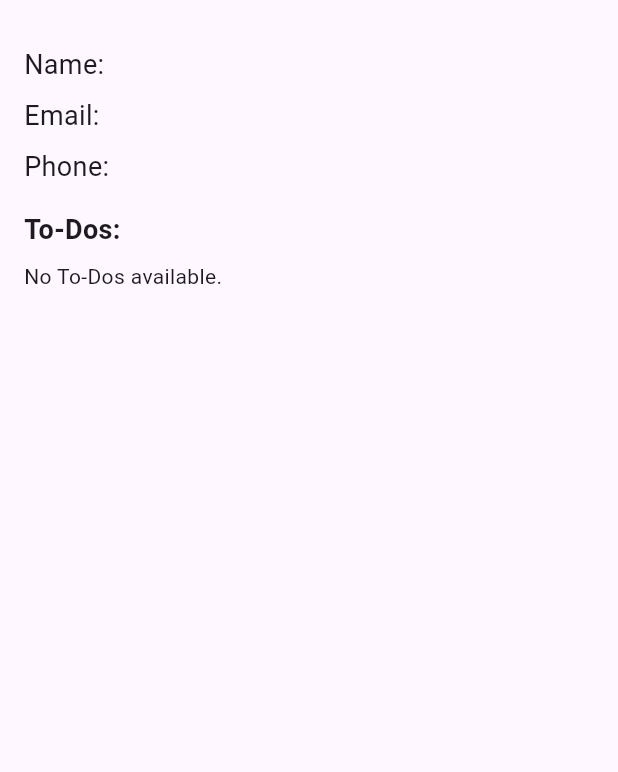
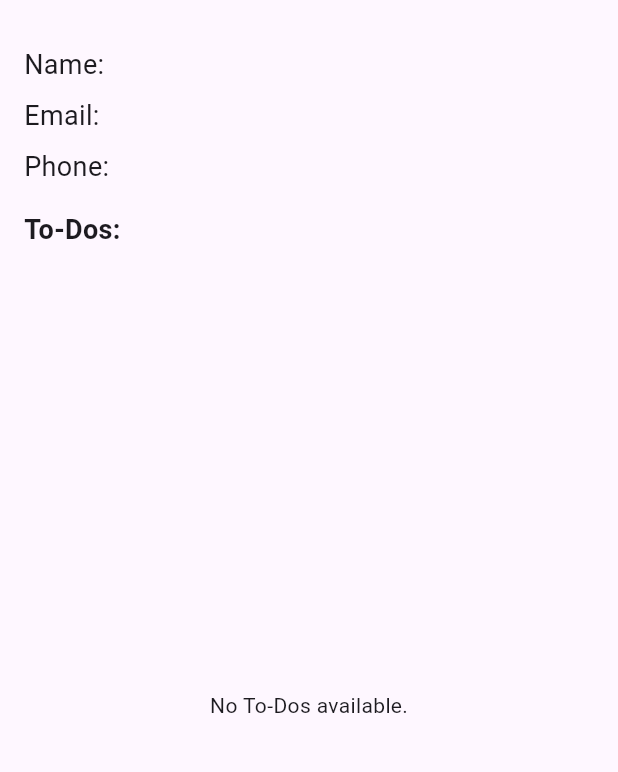
Before and after one commit to ajutheman/whatsappwebconect, a Flutter app: the UserDetailsScreen screen opened directly with empty values, on a phone screen of 412 x 824 dp, the part 63-835 px from its top. Run offline on Flutter 3.47's test engine with Material 3 defaults, Android fonts, the phone set to English and light mode, and no system bars; our stand-ins replace geolocator, permission_handler, shared_preferences; accounts and stored records are empty; network calls fail.

Commit message:
scrole funition make fixed

```diff
--- a/lib/main.dart
+++ b/lib/main.dart
@@ -74,9 +74,6 @@
 // //     );
 // //   }
 // // }
-
-
-
 
 // import 'package:flutter/material.dart';
 // import 'dart:convert'; // For JSON encoding
@@ -168,7 +165,6 @@
 //     );
 //   }
 // }
-
 
 // import 'package:flutter/material.dart';
 // import 'package:shared_preferences/shared_preferences.dart';
@@ -390,8 +386,6 @@
 //   }
 // }
 
-
-
 import 'package:flutter/material.dart';
 import 'package:shared_preferences/shared_preferences.dart';
 import 'dart:convert';
@@ -473,7 +467,6 @@ class _HomeScreenState extends State<HomeScreen> {
       setState(() {
         _currentPosition = position;
       });
-
     } catch (e) {
       print("Error fetching location: $e");
     }
@@ -481,7 +474,8 @@ class _HomeScreenState extends State<HomeScreen> {
 
   Future<void> fetchUsers() async {
     try {
-      final response = await http.get(Uri.parse('https://jsonplaceholder.typicode.com/users'));
+      final response = await http
+          .get(Uri.parse('https://jsonplaceholder.typicode.com/users'));
 
       if (response.statusCode == 200) {
         final List<dynamic> onlineUsers = jsonDecode(response.body);
@@ -489,10 +483,15 @@ class _HomeScreenState extends State<HomeScreen> {
         setState(() {
           users = onlineUsers.map((user) {
             return {
+              'id': user['id'],
               'name': user['name'],
               'email': user['email'],
-              'latitude': double.tryParse(user['address']['geo']['lat'].toString()) ?? 0.0,
-              'longitude': double.tryParse(user['address']['geo']['lng'].toString()) ?? 0.0,
+              'latitude':
+                  double.tryParse(user['address']['geo']['lat'].toString()) ??
+                      0.0,
+              'longitude':
+                  double.tryParse(user['address']['geo']['lng'].toString()) ??
+                      0.0,
               'phone': user['phone'],
             };
           }).toList();
@@ -541,16 +540,16 @@ class _HomeScreenState extends State<HomeScreen> {
               itemCount: users.length,
               itemBuilder: (context, index) {
                 final user = users[index];
-                double distance = _calculateDistance(user['latitude'], user['longitude']);
+                double distance =
+                    _calculateDistance(user['latitude'], user['longitude']);
                 return Card(
                   child: ListTile(
                     title: Text(user['name']),
                     subtitle: Text(user['email']),
                     trailing: Text(
-                      '${user['latitude']}, ${user['longitude']} \nDistance: ${distance.toStringAsFixed(2)} m'
-                    ),
+                        '${user['latitude']}, ${user['longitude']} \nDistance: ${distance.toStringAsFixed(2)} m'),
                     onTap: () async {
-                      final todos = await fetchTodos(user['name']);
+                      final todos = await fetchTodos(user['id']);
                       Navigator.push(
                         context,
                         MaterialPageRoute(
@@ -568,13 +567,15 @@ class _HomeScreenState extends State<HomeScreen> {
     );
   }
 
-  Future<List<Map<String, dynamic>>> fetchTodos(String userName) async {
+  // Fetch to-dos based on user ID
+  Future<List<Map<String, dynamic>>> fetchTodos(int userId) async {
     try {
-      final response = await http.get(Uri.parse('https://jsonplaceholder.typicode.com/todos'));
+      final response = await http
+          .get(Uri.parse('https://jsonplaceholder.typicode.com/todos'));
       if (response.statusCode == 200) {
         final List<dynamic> todos = jsonDecode(response.body);
         final filteredTodos = todos.where((todo) {
-          return todo['title'].contains(userName);
+          return todo['userId'] == userId; // Filter by userId
         }).toList();
 
         return filteredTodos.map((todo) {
@@ -591,11 +592,61 @@ class _HomeScreenState extends State<HomeScreen> {
   }
 }
 
+// class UserDetailsScreen extends StatelessWidget {
+//   final Map<String, dynamic> user;
+//   final List<Map<String, dynamic>> todos;
+
+//   const UserDetailsScreen({Key? key, required this.user, required this.todos}) : super(key: key);
+
+//   @override
+//   Widget build(BuildContext context) {
+//     return Scaffold(
+//       appBar: AppBar(
+//         title: const Text('User Details'),
+//       ),
+//       body: Padding(
+//         padding: const EdgeInsets.all(16.0),
+//         child: Column(
+//           crossAxisAlignment: CrossAxisAlignment.start,
+//           children: [
+//             Text('Name: ${user['name']}', style: const TextStyle(fontSize: 18)),
+//             const SizedBox(height: 8),
+//             Text('Email: ${user['email']}', style: const TextStyle(fontSize: 18)),
+//             const SizedBox(height: 8),
+//             Text('Phone: ${user['phone']}', style: const TextStyle(fontSize: 18)),
+//             const SizedBox(height: 16),
+//             const Text('To-Dos:', style: TextStyle(fontSize: 18, fontWeight: FontWeight.bold)),
+//             const SizedBox(height: 8),
+//             if (todos.isEmpty)
+//               const Text('No To-Dos available.')
+//             else
+//               ListView.builder(
+//                 shrinkWrap: true,
+//                 itemCount: todos.length,
+//                 itemBuilder: (context, index) {
+//                   final todo = todos[index];
+//                   return ListTile(
+//                     title: Text(todo['title']),
+//                     trailing: Icon(
+//                       todo['completed'] ? Icons.check_box : Icons.check_box_outline_blank,
+//                       color: todo['completed'] ? Colors.green : Colors.red,
+//                     ),
+//                   );
+//                 },
+//               ),
+//           ],
+//         ),
+//       ),
+//     );
+//   }
+// }
+
 class UserDetailsScreen extends StatelessWidget {
   final Map<String, dynamic> user;
   final List<Map<String, dynamic>> todos;
 
-  const UserDetailsScreen({Key? key, required this.user, required this.todos}) : super(key: key);
+  const UserDetailsScreen({Key? key, required this.user, required this.todos})
+      : super(key: key);
 
   @override
   Widget build(BuildContext context) {
@@ -610,28 +661,37 @@ class UserDetailsScreen extends StatelessWidget {
           children: [
             Text('Name: ${user['name']}', style: const TextStyle(fontSize: 18)),
             const SizedBox(height: 8),
-            Text('Email: ${user['email']}', style: const TextStyle(fontSize: 18)),
+            Text('Email: ${user['email']}',
+                style: const TextStyle(fontSize: 18)),
             const SizedBox(height: 8),
-            Text('Phone: ${user['phone']}', style: const TextStyle(fontSize: 18)),
+            Text('Phone: ${user['phone']}',
+                style: const TextStyle(fontSize: 18)),
             const SizedBox(height: 16),
-            const Text('To-Dos:', style: TextStyle(fontSize: 18, fontWeight: FontWeight.bold)),
+            const Text('To-Dos:',
+                style: TextStyle(fontSize: 18, fontWeight: FontWeight.bold)),
             const SizedBox(height: 8),
-            if (todos.isEmpty)
-              const Text('No To-Dos available.')
-            else
-              ListView.builder(
-                shrinkWrap: true,
+            Expanded(
+              child: todos.isEmpty
+                  ? const Center(child: Text('No To-Dos available.'))
+                  : ListView.builder(
                       itemCount: todos.length,
                       itemBuilder: (context, index) {
                         final todo = todos[index];
-                  return ListTile(
+                        return Card(
+                          margin: const EdgeInsets.symmetric(vertical: 4),
+                          child: ListTile(
                             title: Text(todo['title']),
                             trailing: Icon(
-                      todo['completed'] ? Icons.check_box : Icons.check_box_outline_blank,
-                      color: todo['completed'] ? Colors.green : Colors.red,
+                              todo['completed']
+                                  ? Icons.check_box
+                                  : Icons.check_box_outline_blank,
+                              color:
+                                  todo['completed'] ? Colors.green : Colors.red,
+                            ),
                           ),
                         );
                       },
+                    ),
             ),
           ],
         ),
```
Lines whose indentation alone changed are shown as unchanged.
